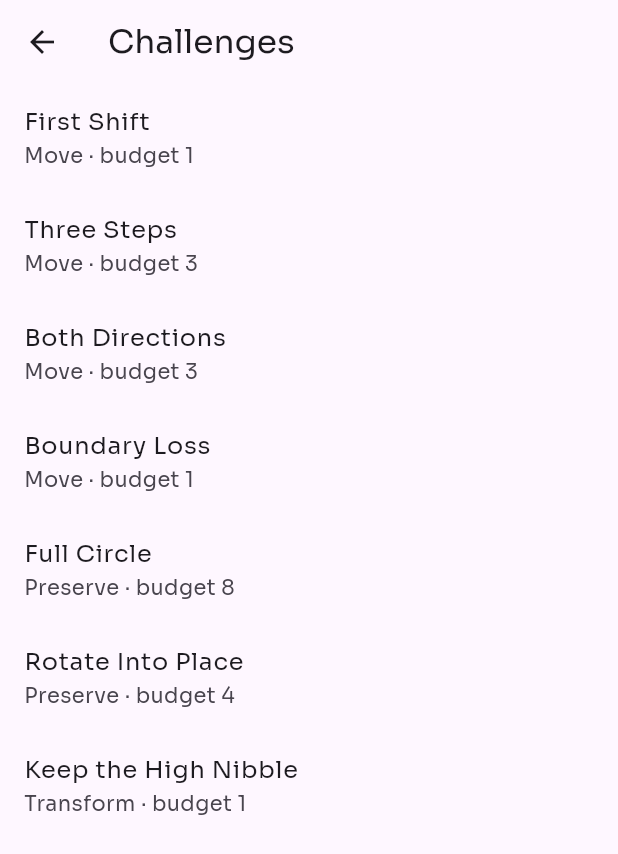
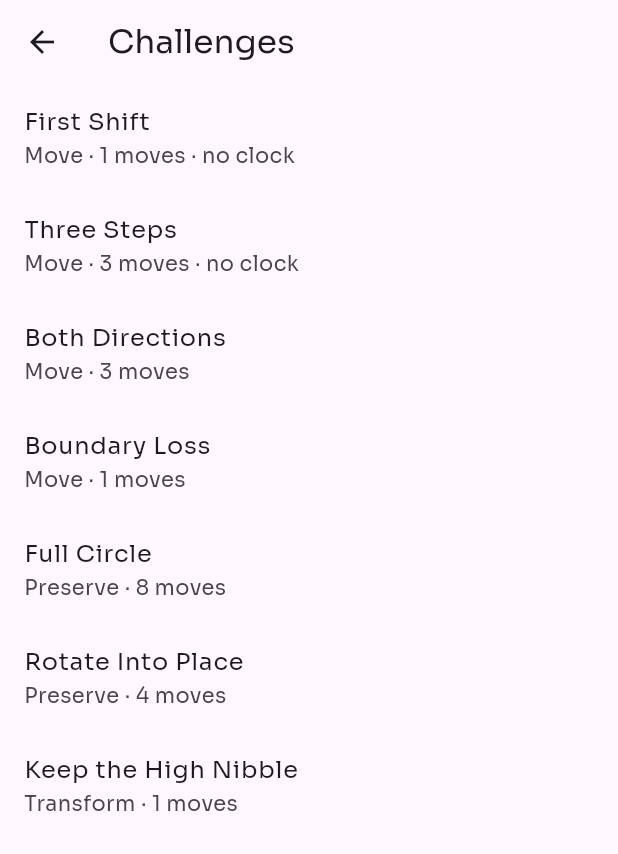
Before and after one commit to NelsonGrey/intercept-echo, a Flutter app: the screen it shows after launch, after a tap on "Play", on a phone screen of 412 x 824 dp. Shown: the top 854 px of the screen. Run offline on Flutter 3.47's test engine with Material 3 defaults, Android fonts, the phone set to English and light mode, and no system bars; our stand-ins replace shared_preferences; missing offline and left inert: game_shell; statements that could not run were skipped.

Commit message:
Add the round clock with a relaxed-clock accessibility setting
- One cycle of 8 ticks per clocked round; tick length tightens by
  chapter (Move 1.5s, Preserve 1.25s, Transform 1.0s, Overclock 0.75s).
  Running out fails the round as "Out of Time"; the move budget still
  applies alongside it
- move-01 and move-02 stay unclocked as onboarding
- Pause stops the clock (the tick in progress restarts on resume)
- The HUD ring shows the clock on clocked rounds and moves otherwise,
  easing between ticks; screen readers hear ticks and moves left
- Appearance screen becomes Settings, with Appearance (palettes) and
  Accessibility ("Relaxed clock" doubles every tick, persisted, free)
- Tests cover timeout, pause, relaxed timing, unclocked onboarding,
  and the persisted toggle

Co-Authored-By: Claude Opus 5.5 <noreply@anthropic.com>

```diff
--- a/packages/mobile/lib/app/app_services.dart
+++ b/packages/mobile/lib/app/app_services.dart
@@ -1,5 +1,6 @@
 import 'package:game_shell/game_shell.dart';
 
+import '../settings/relaxed_clock_setting.dart';
 import '../theme/theme_controller.dart';
 
 /// Portfolio-standard game-shell services for this app, wired per the
@@ -13,7 +14,9 @@ class AppServices {
     EntitlementService? entitlement,
     AdService? ads,
     ThemeController? theme,
+    RelaxedClockSetting? relaxedClock,
   })  : theme = theme ?? ThemeController(),
+        relaxedClock = relaxedClock ?? RelaxedClockSetting(),
         consent = consent ?? UmpConsentService(),
         entitlement =
             entitlement ?? IapEntitlementService(adRemovalProductId: 'ad_removal'),
@@ -27,6 +30,9 @@ class AppServices {
   /// here so every screen reaches it the same way.
   final ThemeController theme;
 
+  /// Accessibility: doubles clock ticks when on.
+  final RelaxedClockSetting relaxedClock;
+
   bool _initialized = false;
 
   Future<void> initialize() async {
@@ -34,6 +40,7 @@ class AppServices {
     _initialized = true;
 
     await theme.load();
+    await relaxedClock.load();
     await consent.requestConsent();
     await entitlement.restore();
 
--- a/packages/mobile/lib/content/challenge.dart
+++ b/packages/mobile/lib/content/challenge.dart
@@ -1,4 +1,5 @@
 import '../domain/operation_type.dart';
+import 'clock.dart';
 
 /// One authored challenge (TRD §4: "Authored challenges shall be
 /// schema-validated data rather than hard-coded screens"). This is the Dart
@@ -15,6 +16,7 @@ class Challenge {
     required this.allowedOperations,
     required this.moveBudget,
     this.maskOperand,
+    this.clocked = true,
   });
 
   final String id;
@@ -24,11 +26,16 @@ class Challenge {
   final int targetBits;
   final List<OperationType> allowedOperations;
 
-  /// MVP uses a move-count budget rather than a wall-clock timer — simpler
-  /// to make deterministic and testable first; the TRD's "visible clock or
-  /// deadline" can layer a real timer over this later without touching the
-  /// simulation.
+  /// Moves allowed. The round clock ([clocked], lib/content/clock.dart)
+  /// runs alongside this in the screen layer; the simulation itself stays
+  /// timer-free and deterministic.
   final int moveBudget;
 
   final int? maskOperand;
+
+  /// Whether the round clock runs. Off only for the opening challenges, so
+  /// players learn to shift before they learn to hurry.
+  final bool clocked;
+
+  Duration get tickDuration => tickDurationFor(chapter);
 }
--- a/packages/mobile/lib/content/challenge_repository.dart
+++ b/packages/mobile/lib/content/challenge_repository.dart
@@ -21,6 +21,8 @@ class ChallengeRepository {
       targetBits: 0x02,
       allowedOperations: [OperationType.shiftLeft],
       moveBudget: 1,
+      // Onboarding: no clock until the player has shifted a few times.
+      clocked: false,
     ),
     Challenge(
       id: 'move-02',
@@ -30,6 +32,7 @@ class ChallengeRepository {
       targetBits: 0x08,
       allowedOperations: [OperationType.shiftLeft],
       moveBudget: 3,
+      clocked: false,
     ),
     Challenge(
       id: 'move-03',
--- a/packages/mobile/lib/screens/challenge_select_screen.dart
+++ b/packages/mobile/lib/screens/challenge_select_screen.dart
@@ -22,7 +22,8 @@ class ChallengeSelectScreen extends StatelessWidget {
             final challenge = ChallengeRepository.all[index];
             return ListTile(
               title: Text(challenge.title),
-              subtitle: Text('${challenge.chapter} · budget ${challenge.moveBudget}'),
+              subtitle: Text('${challenge.chapter} · ${challenge.moveBudget} moves'
+                  '${challenge.clocked ? '' : ' · no clock'}'),
               onTap: () {
                 Navigator.of(context).push(MaterialPageRoute(
                   builder: (_) => GameplayScreen(
--- a/packages/mobile/lib/screens/home_screen.dart
+++ b/packages/mobile/lib/screens/home_screen.dart
@@ -1,8 +1,8 @@
 import 'package:flutter/material.dart';
 import 'package:game_shell/game_shell.dart';
 
-import 'appearance_screen.dart';
 import 'challenge_select_screen.dart';
+import 'settings_screen.dart';
 import '../app/app_services.dart';
 
 class HomeScreen extends StatelessWidget {
@@ -39,11 +39,11 @@ class HomeScreen extends StatelessWidget {
               TextButton.icon(
                 onPressed: () {
                   Navigator.of(context).push(MaterialPageRoute(
-                    builder: (_) => AppearanceScreen(services: services),
+                    builder: (_) => SettingsScreen(services: services),
                   ));
                 },
-                icon: const Icon(Icons.palette_outlined),
-                label: const Text('Appearance'),
+                icon: const Icon(Icons.settings_outlined),
+                label: const Text('Settings'),
               ),
             ],
           ),
--- /dev/null
+++ b/packages/mobile/lib/settings/relaxed_clock_setting.dart
@@ -0,0 +1,21 @@
+import 'package:flutter/foundation.dart';
+import 'package:shared_preferences/shared_preferences.dart';
+
+/// The "Relaxed clock" accessibility setting: when on, every clock tick
+/// lasts `relaxedClockMultiplier` (lib/content/clock.dart) times as long. Off by default.
+class RelaxedClockSetting extends ValueNotifier<bool> {
+  RelaxedClockSetting() : super(false);
+
+  static const _prefsKey = 'accessibility.relaxedClock';
+
+  Future<void> load() async {
+    final prefs = await SharedPreferences.getInstance();
+    value = prefs.getBool(_prefsKey) ?? false;
+  }
+
+  Future<void> set(bool enabled) async {
+    value = enabled;
+    final prefs = await SharedPreferences.getInstance();
+    await prefs.setBool(_prefsKey, enabled);
+  }
+}
```
Also changed, not shown: packages/mobile/lib/content/clock.dart (added, +20 -0 lines), packages/mobile/lib/screens/gameplay_screen.dart (+71 -8 lines), packages/mobile/lib/screens/results_screen.dart (+7 -1 lines), packages/mobile/lib/screens/settings_screen.dart (renamed from packages/mobile/lib/screens/appearance_screen.dart, +36 -10 lines), 2 other files.
